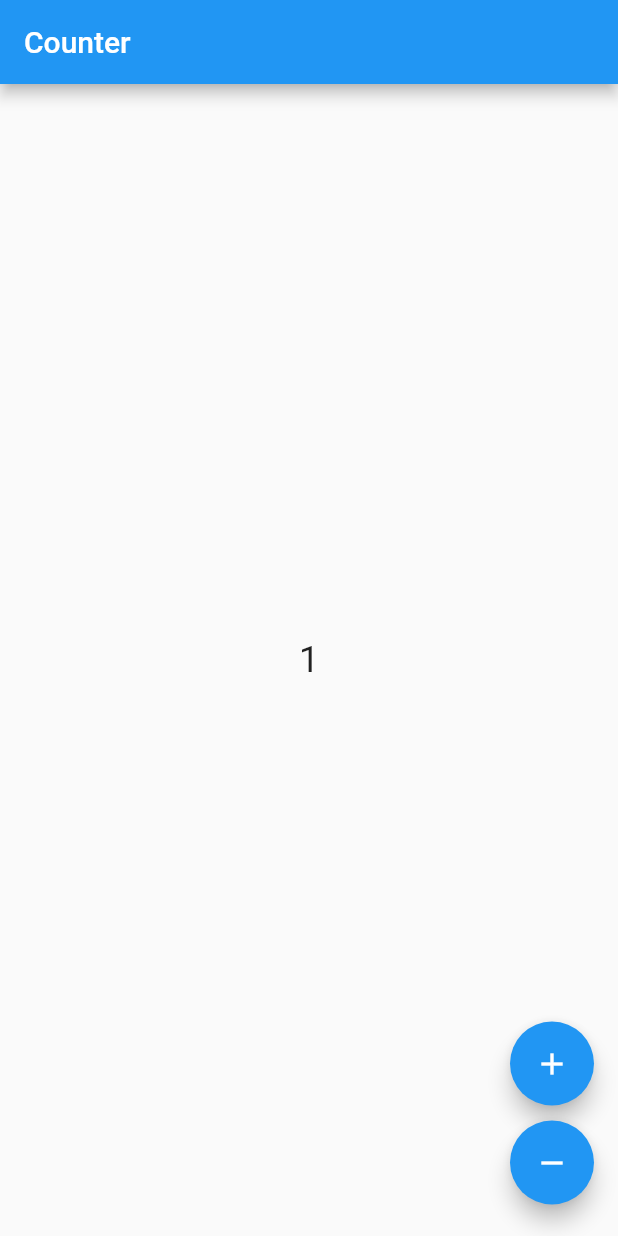
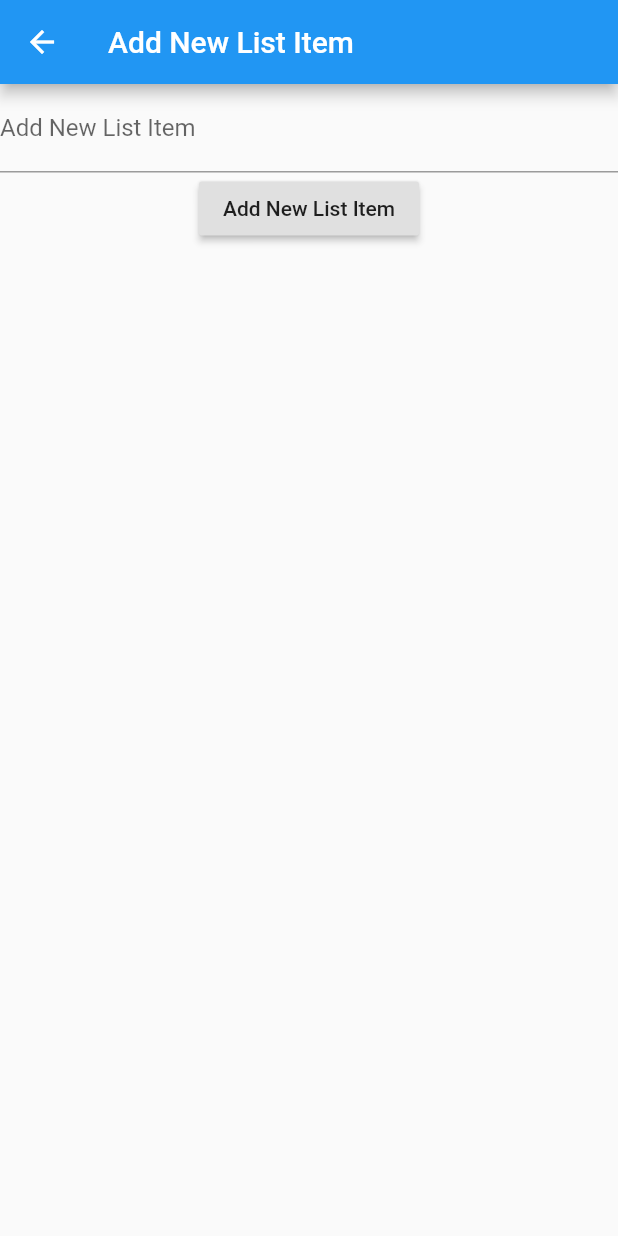
Before and after one commit to Byte-This/listify, a Flutter app: the screen it shows after launch, after a tap on the "add" icon, on a phone screen of 412 x 824 dp. Run offline on Flutter 3.47's test engine with Material 2 defaults, Android fonts, the phone set to English and light mode, and no system bars; our stand-ins replace bloc, flutter_bloc.

Commit message:
Add new list item state management without bloc

```diff
--- a/lib/src/App.dart
+++ b/lib/src/App.dart
@@ -1,18 +1,13 @@
 import 'package:flutter/material.dart';
-import 'package:flutter_bloc/flutter_bloc.dart';
 
-import 'package:listify/src/blocs/CounterBloc.dart';
-import 'package:listify/src/screens/CounterScreen.dart';
+import 'package:listify/src/screens/HomeScreen.dart';
 
 class App extends StatelessWidget {
   @override
   Widget build(BuildContext context) {
     return MaterialApp(
       title: 'Flutter Demo',
-      home: BlocProvider<CounterBloc>(
-        builder: (context) => CounterBloc(),
-        child: CounterScreen(),
-      ),
+      home: HomeScreen(),
     );
   }
 }
--- /dev/null
+++ b/lib/src/models/Todo.dart
@@ -0,0 +1,7 @@
+class Todo {
+  String todoName;
+
+  Todo(String name) {
+    todoName = name;
+  }
+}
--- /dev/null
+++ b/lib/src/screens/AddNewListItem.dart
@@ -0,0 +1,35 @@
+import 'package:flutter/material.dart';
+import 'package:flutter/widgets.dart';
+
+import 'package:listify/src/models/Todo.dart';
+
+class AddNewListItem extends StatelessWidget {
+  final TextEditingController _textfieldController = new TextEditingController();
+
+  @override
+  Widget build(BuildContext context) {
+    return Scaffold(
+      appBar: AppBar(
+        title: Text('Add New List Item'),
+      ),
+      body: Container(
+        child: Center(
+          child: Column(
+            children: <Widget>[
+              TextField(
+                controller: _textfieldController,
+                decoration: InputDecoration(
+                  labelText: 'Add New List Item'
+                ),
+              ),
+              RaisedButton(
+                child: Text('Add New List Item'),
+                onPressed: () => Navigator.pop(context, new Todo(_textfieldController.text)),
+              )
+            ],
+          ),
+        ),
+      ),
+    );
+  }
+}
--- /dev/null
+++ b/lib/src/screens/HomeScreen.dart
@@ -0,0 +1,47 @@
+import 'package:flutter/material.dart';
+
+import 'package:listify/src/models/Todo.dart';
+import 'package:listify/src/screens/AddNewListItem.dart';
+
+class HomeScreen extends StatefulWidget {
+  HomeScreen();
+
+  @override
+  HomeScreenState createState() {
+    return HomeScreenState();
+  }
+}
+
+class HomeScreenState extends State<HomeScreen> {
+  List<Todo> todoList = [
+    Todo('List Item 1-1'),
+    Todo('List Item 2-1'),
+    Todo('List Item 3-1'),
+  ];
+
+  @override
+  Widget build(BuildContext context) {
+    return Scaffold(
+      appBar: AppBar(
+        title: Text('Listify'),
+      ),
+      body: ListView.builder(
+        itemCount: todoList.length,
+        itemBuilder: (BuildContext context, int index) {
+          return ListTile(
+            title: Text(todoList[index].todoName),
+          );
+        },
+      ),
+      floatingActionButton: FloatingActionButton(
+        child: Icon(Icons.add),
+        onPressed: () async {
+          Todo newTodo = await Navigator.push(context, MaterialPageRoute(
+            builder: (BuildContext context) => AddNewListItem()),
+          );
+          todoList.add(newTodo);
+        }
+      ),
+    );
+  }
+}
```
